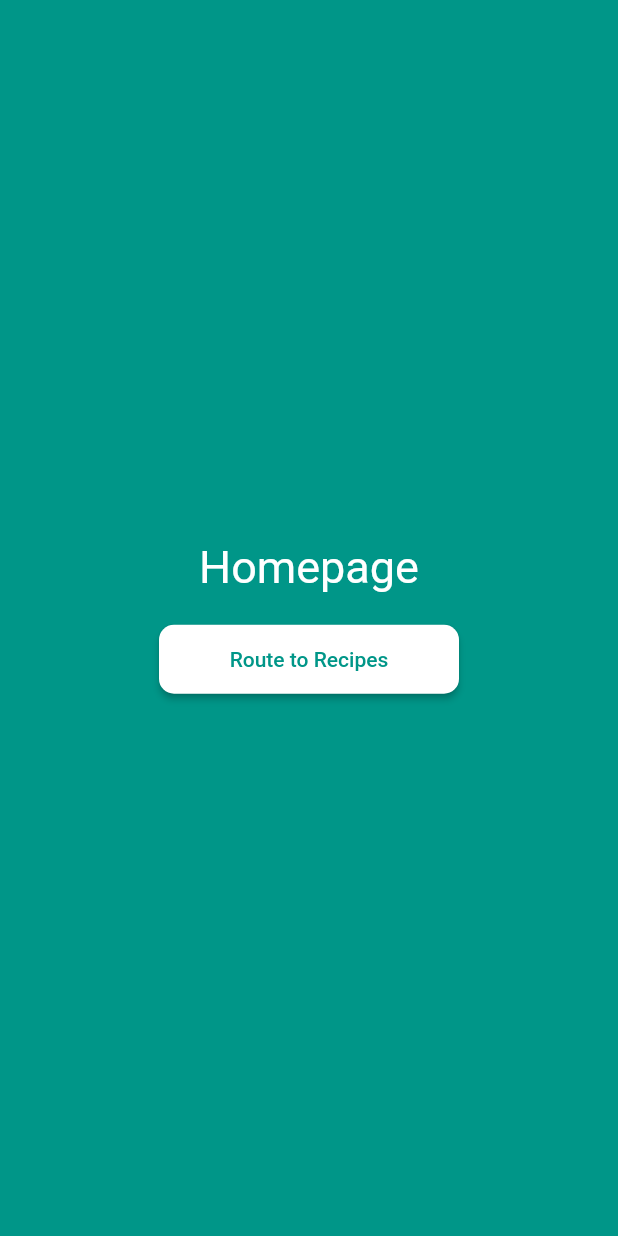
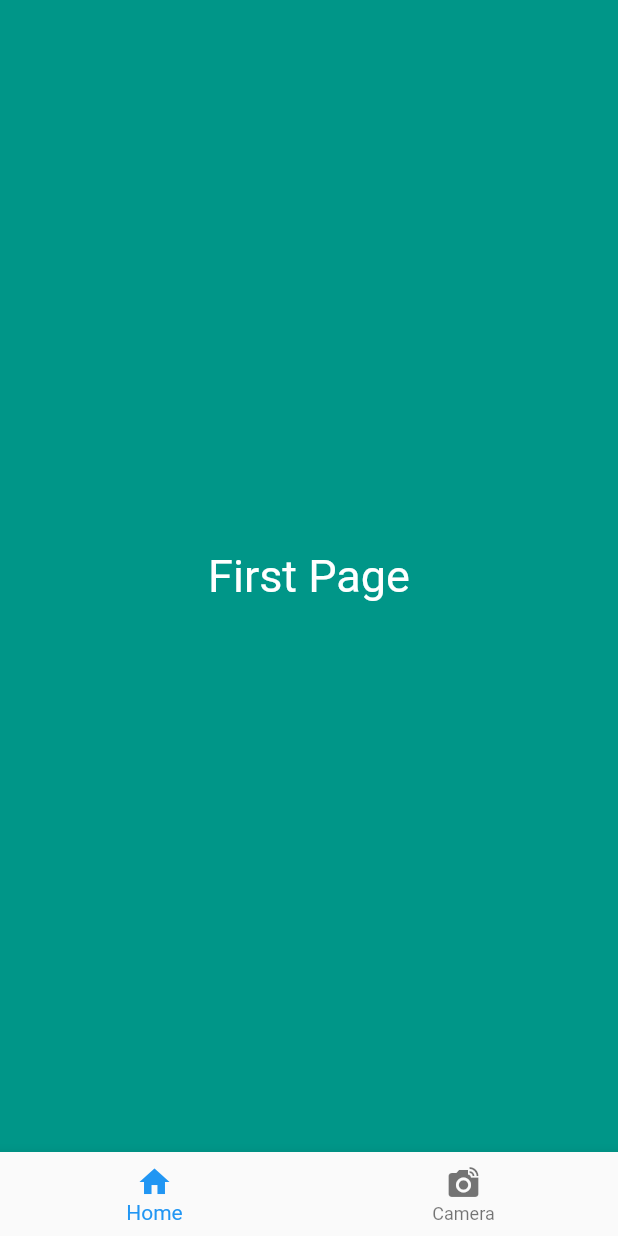
Before and after one commit to yunweneric/flutter_forward_extended_routing, a Flutter app: the screen it shows after launch, on a phone screen of 412 x 824 dp. Run offline on Flutter 3.47's test engine with Material 2 defaults, Android fonts, the phone set to English and light mode, and no system bars.

Commit message:
implementing bottom app bar

```diff
--- a/lib/screens/home.dart
+++ b/lib/screens/home.dart
@@ -11,10 +11,33 @@ class HomeScreen extends StatefulWidget {
 }
 
 class _HomeScreenState extends State<HomeScreen> {
+  int selectedIndex = 0;
   @override
   Widget build(BuildContext context) {
     return Scaffold(
-      body: Container(
+      bottomNavigationBar: BottomNavigationBar(
+        onTap: (value) => setState(() {
+          selectedIndex = value;
+        }),
+        currentIndex: selectedIndex,
+        items: [
+          BottomNavigationBarItem(icon: Icon(Icons.home), label: "Home"),
+          BottomNavigationBarItem(icon: Icon(Icons.linked_camera), label: "Camera"),
+        ],
+      ),
+      body: selectedIndex == 0
+          ? Container(
+              width: double.infinity,
+              height: MediaQuery.of(context).size.height,
+              color: Colors.teal,
+              child: Center(
+                child: Text(
+                  "First Page",
+                  style: TextStyle(fontSize: 30, color: Colors.white),
+                ),
+              ),
+            )
+          : Container(
               color: Colors.teal,
               width: double.infinity,
               child: Column(
```
Lines whose indentation alone changed are shown as unchanged.
